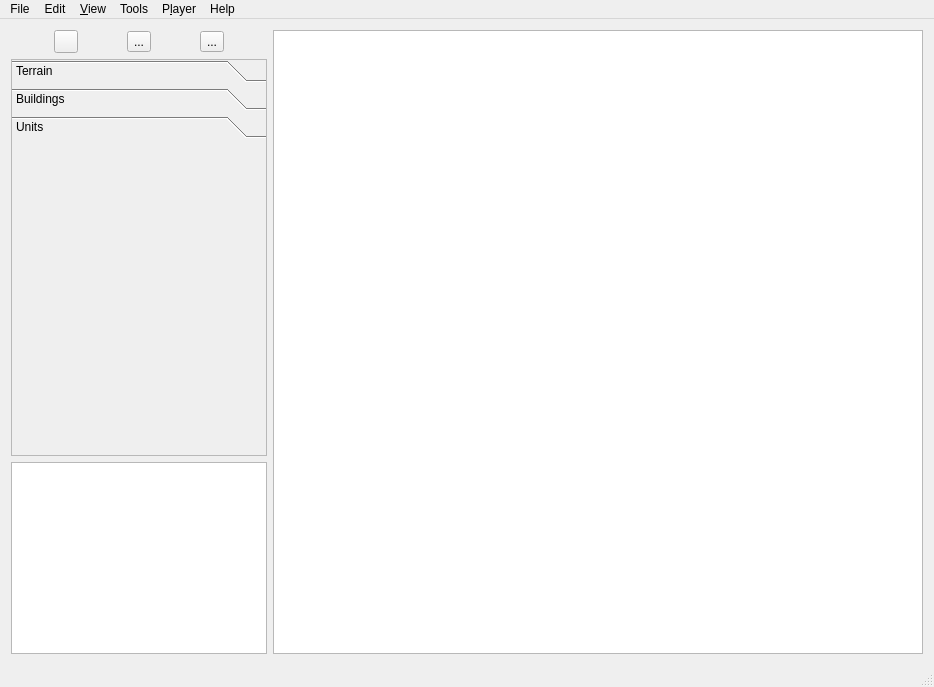
projectdelphai/ECS160_MapEditor, file MapEditor/mainwindow.ui: the form before one commit.
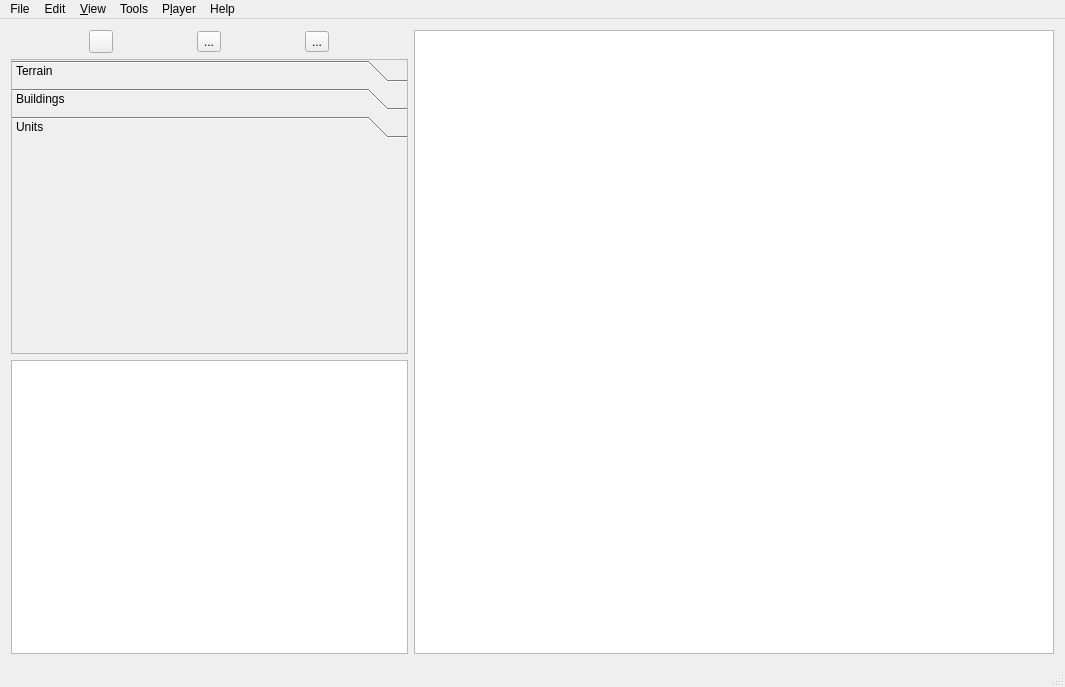
The form after the commit. The open tabs and pages were chosen to show the change. Icons and pictures are not drawn.

Commit message: Larger Minimap and clearer display of minimap.

```diff
--- a/MapEditor/mainwindow.ui
+++ b/MapEditor/mainwindow.ui
@@ -83,7 +83,7 @@
         </property>
         <property name="minimumSize">
          <size>
-          <width>256</width>
+          <width>397</width>
           <height>0</height>
          </size>
         </property>
@@ -124,8 +124,8 @@
           <rect>
            <x>0</x>
            <y>0</y>
-           <width>254</width>
-           <height>345</height>
+           <width>395</width>
+           <height>181</height>
           </rect>
          </property>
          <attribute name="label">
@@ -144,14 +144,14 @@
         </property>
         <property name="minimumSize">
          <size>
-          <width>256</width>
-          <height>192</height>
+          <width>397</width>
+          <height>294</height>
          </size>
         </property>
         <property name="maximumSize">
          <size>
-          <width>256</width>
-          <height>192</height>
+          <width>397</width>
+          <height>294</height>
          </size>
         </property>
         <property name="accessibleName">
@@ -183,7 +183,7 @@
      <x>0</x>
      <y>0</y>
      <width>934</width>
-     <height>17</height>
+     <height>26</height>
     </rect>
    </property>
    <widget class="QMenu" name="menuFile">
```
Left out of the diff: 13 changed lines with no effect on the pictures. The commit also changes 1 other file.
